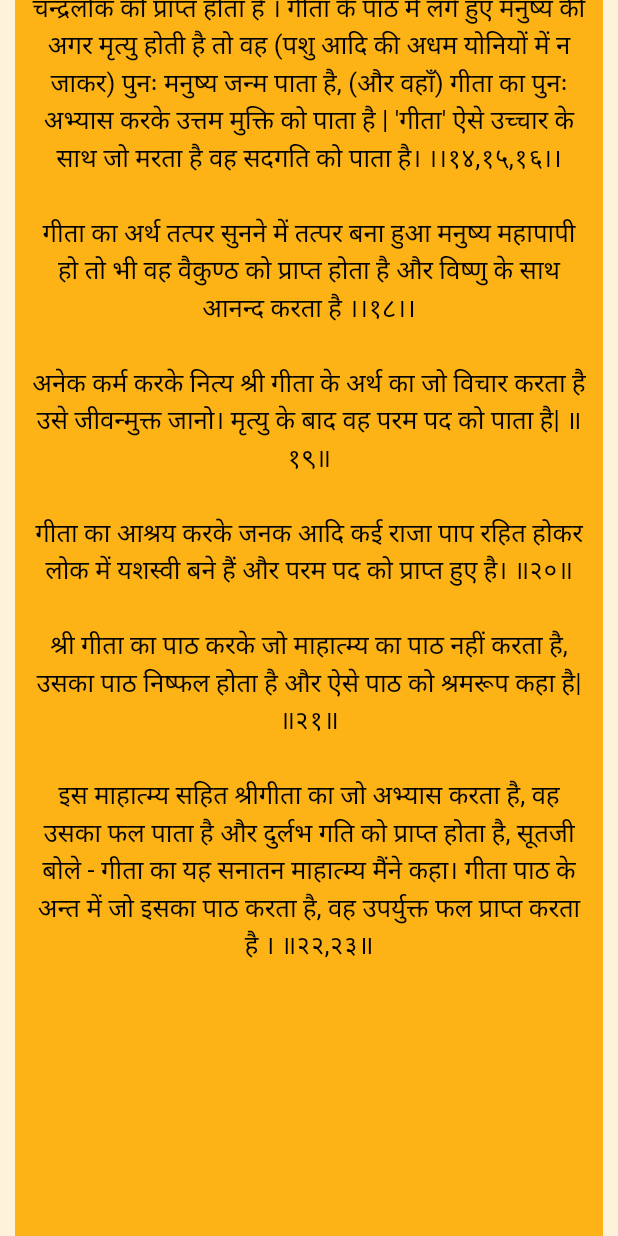
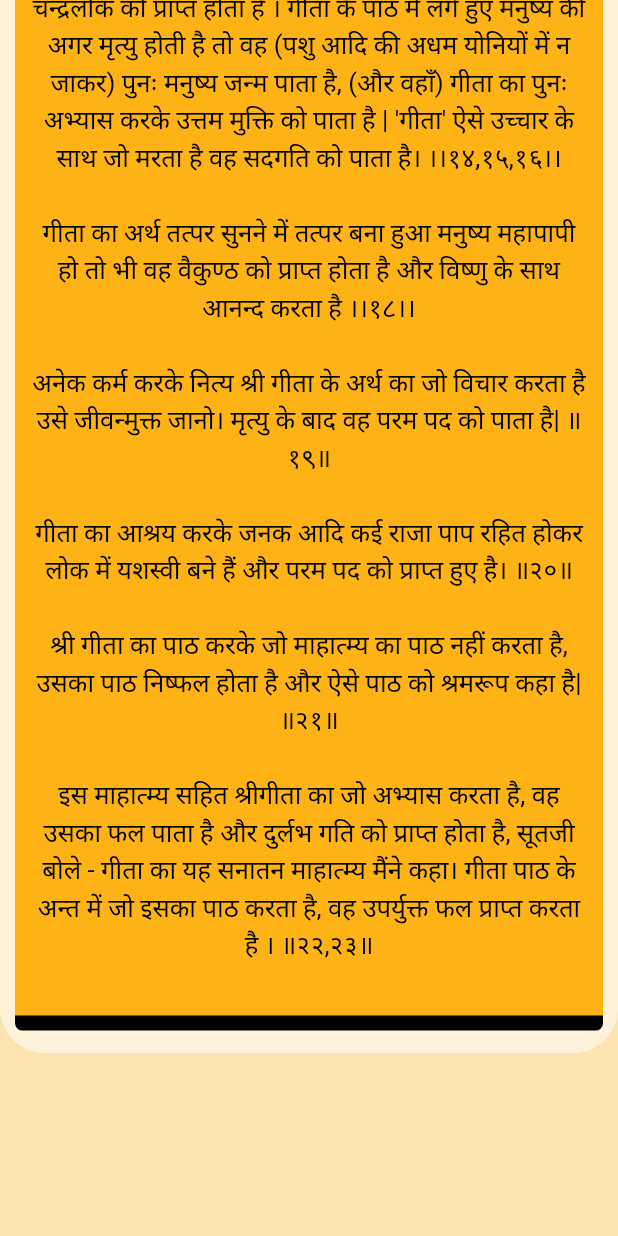
Before and after one commit to MauryaAayush/bhagvad_geeta, a Flutter app: the Mahatmai screen opened by its route, scrolled down 1728 dp, on a phone screen of 412 x 824 dp. Run offline on Flutter 3.47's test engine with Material 3 defaults, Android fonts, the phone set to English and light mode, and no system bars.

Commit message:
Radhey Radhey

```diff
--- a/lib/Views/geeta mahatmy.dart
+++ b/lib/Views/geeta mahatmy.dart
@@ -47,7 +47,7 @@ class _MahatmaiState extends State<Mahatmai> {
                     ),
                   ),
                   Container(
-                    height: height * 2.85,
+                    // height: height * 2.85,
                     width: width,
                     decoration: BoxDecoration(
                       color: Color(0xFFFEF2DA),
@@ -56,7 +56,7 @@ class _MahatmaiState extends State<Mahatmai> {
                     child: Container(
                         margin: EdgeInsets.fromLTRB(10, 25, 10, 15),
                         padding: EdgeInsets.all(10),
-                        height: height * 2.75,
+                        // height: height * 2.75,
                         width: width * 0.8,
                         decoration: BoxDecoration(
                             color: Color(0xFFFDB316),
--- a/lib/main.dart
+++ b/lib/main.dart
@@ -26,7 +26,7 @@ class MyApp extends StatelessWidget {
       theme: ThemeData(
         useMaterial3: true,
       ),
-     initialRoute: '/final',
+     initialRoute: '/splash',
       routes: {
         '/home' : (context) => const MainScreen(),
         '/splash' : (context) => const Splashscreen(),
```
